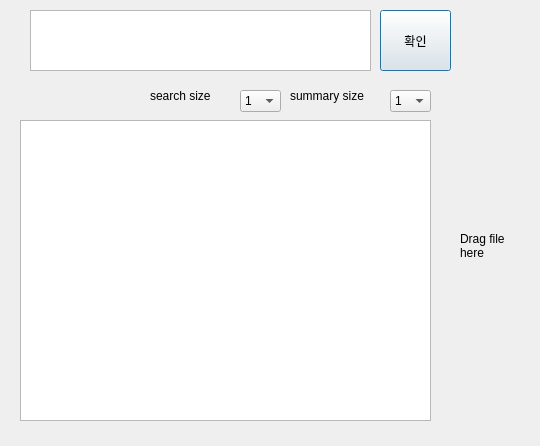
Old version of the form myqt01.ui in the repository HunSeokJeong/SoftNLP.
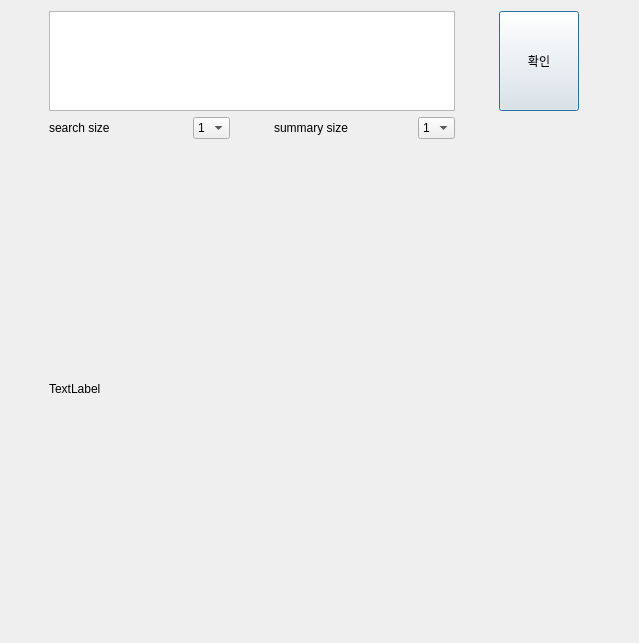
New version of the form.

Patch:
```diff
--- a/myqt01.ui
+++ b/myqt01.ui
@@ -2,189 +2,220 @@
 <ui version="4.0">
  <class>Dialog</class>
  <widget class="QDialog" name="Dialog">
+  <property name="windowModality">
+   <enum>Qt::WindowModal</enum>
+  </property>
+  <property name="enabled">
+   <bool>true</bool>
+  </property>
   <property name="geometry">
    <rect>
     <x>0</x>
     <y>0</y>
-    <width>540</width>
-    <height>446</height>
+    <width>639</width>
+    <height>643</height>
    </rect>
   </property>
+  <property name="sizePolicy">
+   <sizepolicy hsizetype="Expanding" vsizetype="Expanding">
+    <horstretch>0</horstretch>
+    <verstretch>0</verstretch>
+   </sizepolicy>
+  </property>
+  <property name="contextMenuPolicy">
+   <enum>Qt::NoContextMenu</enum>
+  </property>
   <property name="windowTitle">
    <string>Dialog</string>
   </property>
-  <widget class="QTextEdit" name="textEdit">
+  <widget class="QWidget" name="">
    <property name="geometry">
     <rect>
-     <x>30</x>
-     <y>10</y>
-     <width>341</width>
-     <height>61</height>
+     <x>11</x>
+     <y>11</y>
+     <width>611</width>
+     <height>621</height>
     </rect>
    </property>
-  </widget>
-  <widget class="QPushButton" name="pushButton">
-   <property name="geometry">
-    <rect>
-     <x>380</x>
-     <y>10</y>
-     <width>71</width>
-     <height>61</height>
-    </rect>
-   </property>
-   <property name="text">
-    <string>확인</string>
-   </property>
-  </widget>
-  <widget class="QTextEdit" name="lbl">
-   <property name="geometry">
-    <rect>
-     <x>20</x>
-     <y>120</y>
-     <width>411</width>
-     <height>301</height>
-    </rect>
-   </property>
-  </widget>
-  <widget class="QComboBox" name="cbx_sum">
-   <property name="geometry">
-    <rect>
-     <x>390</x>
-     <y>90</y>
-     <width>41</width>
-     <height>22</height>
-    </rect>
-   </property>
-   <item>
-    <property name="text">
-     <string>1</string>
+   <layout class="QGridLayout" name="ll">
+    <property name="sizeConstraint">
+     <enum>QLayout::SetDefaultConstraint</enum>
     </property>
-   </item>
-   <item>
-    <property name="text">
-     <string>2</string>
-    </property>
-   </item>
-   <item>
-    <property name="text">
-     <string>3</string>
-    </property>
-   </item>
-   <item>
-    <property name="text">
-     <string>4</string>
-    </property>
-   </item>
-   <item>
-    <property name="text">
-     <string>5</string>
-    </property>
-   </item>
-   <item>
-    <property name="text">
-     <string>6</string>
-    </property>
-   </item>
-   <item>
-    <property name="text">
-     <string>7</string>
-    </property>
-   </item>
-   <item>
-    <property name="text">
-     <string>8</string>
-    </property>
-   </item>
-  </widget>
-  <widget class="QLabel" name="label">
-   <property name="geometry">
-    <rect>
-     <x>460</x>
-     <y>210</y>
-     <width>64</width>
-     <height>71</height>
-    </rect>
-   </property>
-   <property name="text">
-    <string>Drag file
-here</string>
-   </property>
-  </widget>
-  <widget class="QLabel" name="label_2">
-   <property name="geometry">
-    <rect>
-     <x>290</x>
-     <y>80</y>
-     <width>101</width>
-     <height>31</height>
-    </rect>
-   </property>
-   <property name="text">
-    <string>summary size</string>
-   </property>
-  </widget>
-  <widget class="QLabel" name="label_3">
-   <property name="geometry">
-    <rect>
-     <x>150</x>
-     <y>80</y>
-     <width>101</width>
-     <height>31</height>
-    </rect>
-   </property>
-   <property name="text">
-    <string>search size</string>
-   </property>
-  </widget>
-  <widget class="QComboBox" name="cbx_src">
-   <property name="geometry">
-    <rect>
-     <x>240</x>
-     <y>90</y>
-     <width>41</width>
-     <height>22</height>
-    </rect>
-   </property>
-   <item>
-    <property name="text">
-     <string>1</string>
-    </property>
-   </item>
-   <item>
-    <property name="text">
-     <string>2</string>
-    </property>
-   </item>
-   <item>
-    <property name="text">
-     <string>3</string>
-    </property>
-   </item>
-   <item>
-    <property name="text">
-     <string>4</string>
-    </property>
-   </item>
-   <item>
-    <property name="text">
-     <string>5</string>
-    </property>
-   </item>
-   <item>
-    <property name="text">
-     <string>6</string>
-    </property>
-   </item>
-   <item>
-    <property name="text">
-     <string>7</string>
-    </property>
-   </item>
-   <item>
-    <property name="text">
-     <string>8</string>
-    </property>
-   </item>
+    <item row="1" column="3">
+     <widget class="QComboBox" name="cbx_sum">
+      <property name="sizePolicy">
+       <sizepolicy hsizetype="Fixed" vsizetype="Fixed">
+        <horstretch>0</horstretch>
+        <verstretch>0</verstretch>
+       </sizepolicy>
+      </property>
+      <item>
+       <property name="text">
+        <string>1</string>
+       </property>
+      </item>
+      <item>
+       <property name="text">
+        <string>2</string>
+       </property>
+      </item>
+      <item>
+       <property name="text">
+        <string>3</string>
+       </property>
+      </item>
+      <item>
+       <property name="text">
+        <string>4</string>
+       </property>
+      </item>
+      <item>
+       <property name="text">
+        <string>5</string>
+       </property>
+      </item>
+      <item>
+       <property name="text">
+        <string>6</string>
+       </property>
+      </item>
+      <item>
+       <property name="text">
+        <string>7</string>
+       </property>
+      </item>
+      <item>
+       <property name="text">
+        <string>8</string>
+       </property>
+      </item>
+     </widget>
+    </item>
+    <item row="1" column="1">
+     <widget class="QComboBox" name="cbx_src">
+      <property name="sizePolicy">
+       <sizepolicy hsizetype="Fixed" vsizetype="Fixed">
+        <horstretch>0</horstretch>
+        <verstretch>0</verstretch>
+       </sizepolicy>
+      </property>
+      <item>
+       <property name="text">
+        <string>1</string>
+       </property>
+      </item>
+      <item>
+       <property name="text">
+        <string>2</string>
+       </property>
+      </item>
+      <item>
+       <property name="text">
+        <string>3</string>
+       </property>
+      </item>
+      <item>
+       <property name="text">
+        <string>4</string>
+       </property>
+      </item>
+      <item>
+       <property name="text">
+        <string>5</string>
+       </property>
+      </item>
+      <item>
+       <property name="text">
+        <string>6</string>
+       </property>
+      </item>
+      <item>
+       <property name="text">
+        <string>7</string>
+       </property>
+      </item>
+      <item>
+       <property name="text">
+        <string>8</string>
+       </property>
+      </item>
+     </widget>
+    </item>
+    <item row="0" column="0" colspan="4">
+     <widget class="QTextEdit" name="textEdit">
+      <property name="sizePolicy">
+       <sizepolicy hsizetype="Expanding" vsizetype="Fixed">
+        <horstretch>0</horstretch>
+        <verstretch>0</verstretch>
+       </sizepolicy>
+      </property>
+      <property name="maximumSize">
+       <size>
+        <width>16777215</width>
+        <height>100</height>
+       </size>
+      </property>
+     </widget>
+    </item>
+    <item row="0" column="4">
+     <widget class="QPushButton" name="pushButton">
+      <property name="sizePolicy">
+       <sizepolicy hsizetype="Fixed" vsizetype="Fixed">
+        <horstretch>0</horstretch>
+        <verstretch>0</verstretch>
+       </sizepolicy>
+      </property>
+      <property name="minimumSize">
+       <size>
+        <width>0</width>
+        <height>100</height>
+       </size>
+      </property>
+      <property name="text">
+       <string>확인</string>
+      </property>
+     </widget>
+    </item>
+    <item row="1" column="2">
+     <widget class="QLabel" name="label_2">
+      <property name="maximumSize">
+       <size>
+        <width>100</width>
+        <height>16777215</height>
+       </size>
+      </property>
+      <property name="text">
+       <string>summary size</string>
+      </property>
+     </widget>
+    </item>
+    <item row="1" column="0">
+     <widget class="QLabel" name="label_3">
+      <property name="maximumSize">
+       <size>
+        <width>100</width>
+        <height>16777215</height>
+       </size>
+      </property>
+      <property name="text">
+       <string>search size</string>
+      </property>
+     </widget>
+    </item>
+    <item row="2" column="0" colspan="5">
+     <widget class="QLabel" name="lbl">
+      <property name="sizePolicy">
+       <sizepolicy hsizetype="Expanding" vsizetype="Expanding">
+        <horstretch>0</horstretch>
+        <verstretch>0</verstretch>
+       </sizepolicy>
+      </property>
+      <property name="text">
+       <string>TextLabel</string>
+      </property>
+     </widget>
+    </item>
+   </layout>
   </widget>
  </widget>
  <resources/>
```
Left out of the diff: 2 changed lines with no effect on the pictures.
